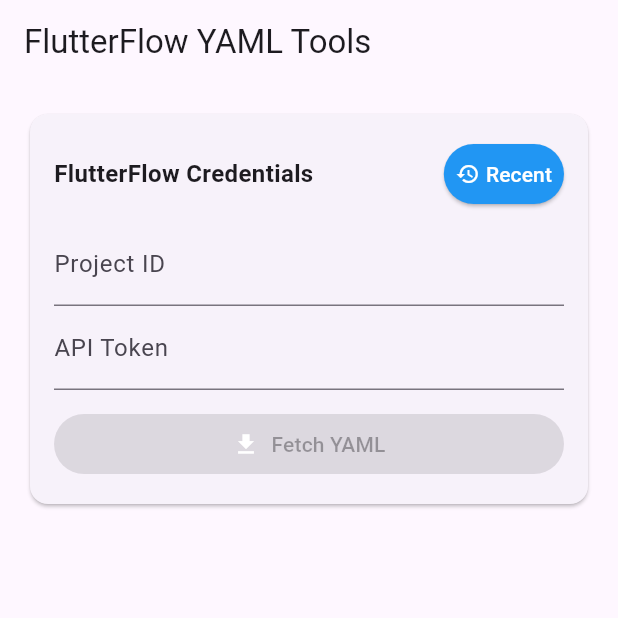
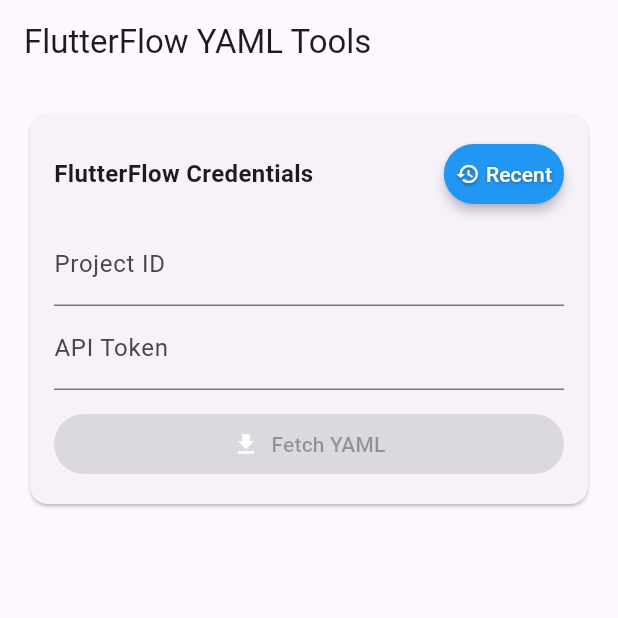
Before and after one commit to sgardoll/yamlTools, a Flutter app: the screen it shows after launch, on a phone screen of 412 x 824 dp, the top half of it. Run offline on Flutter 3.47's test engine with Material 3 defaults, Android fonts, the light colour scheme and no system bars; our stand-ins replace shared_preferences, yaml; missing offline and left inert: dart:html.

Commit message:
style: Add shadows and increase elevation for improved UI on home screen
This commit enhances the visibility of icons and text on the home screen by adding shadows to both elements. Additionally, the elevation of buttons has been increased to improve their prominence. These changes aim to create a more visually distinct and accessible interface for users.

```diff
--- a/lib/screens/home_screen.dart
+++ b/lib/screens/home_screen.dart
@@ -913,15 +913,37 @@
                             child: Row(
                               mainAxisSize: MainAxisSize.min,
                               children: [
-                                Icon(Icons.history,
-                                    size: 16, color: Colors.white),
+                                Icon(
+                                  Icons.history,
+                                  size: 16,
+                                  color: Colors.white,
+                                  shadows: [
+                                    Shadow(
+                                      color: Colors.black38,
+                                      blurRadius: 2,
+                                      offset: Offset(0, 1),
+                                    ),
+                                  ],
+                                ),
                                 SizedBox(width: 4),
-                                Text('Recent'),
+                                Text(
+                                  'Recent',
+                                  style: TextStyle(
+                                    shadows: [
+                                      Shadow(
+                                        color: Colors.black38,
+                                        blurRadius: 2,
+                                        offset: Offset(0, 1),
+                                      ),
+                                    ],
+                                  ),
+                                ),
                               ],
                             ),
                             style: ElevatedButton.styleFrom(
                               backgroundColor: Colors.blue,
                               foregroundColor: Colors.white,
+                              elevation: 3,
                               padding: EdgeInsets.symmetric(
                                   horizontal: 8, vertical: 4),
                             ),
```
